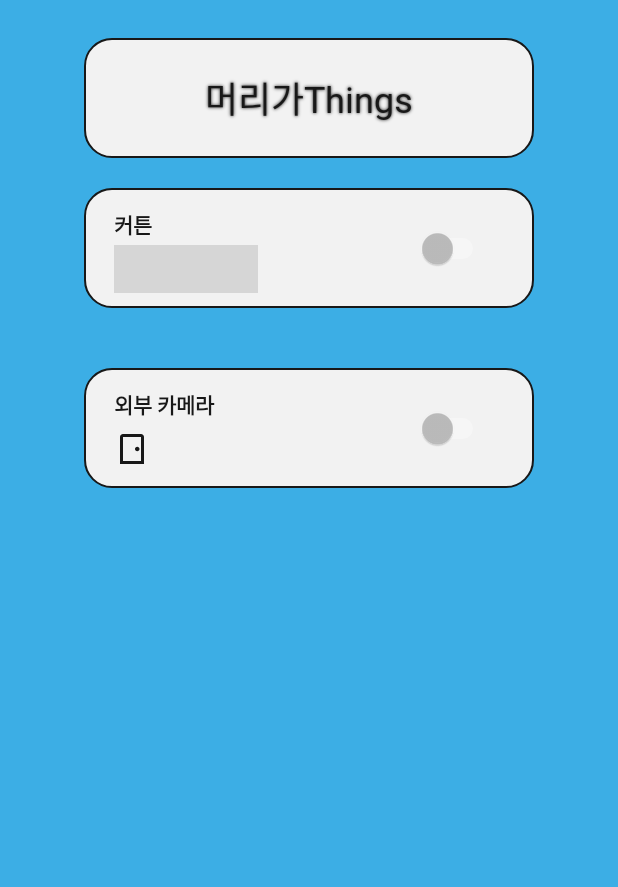
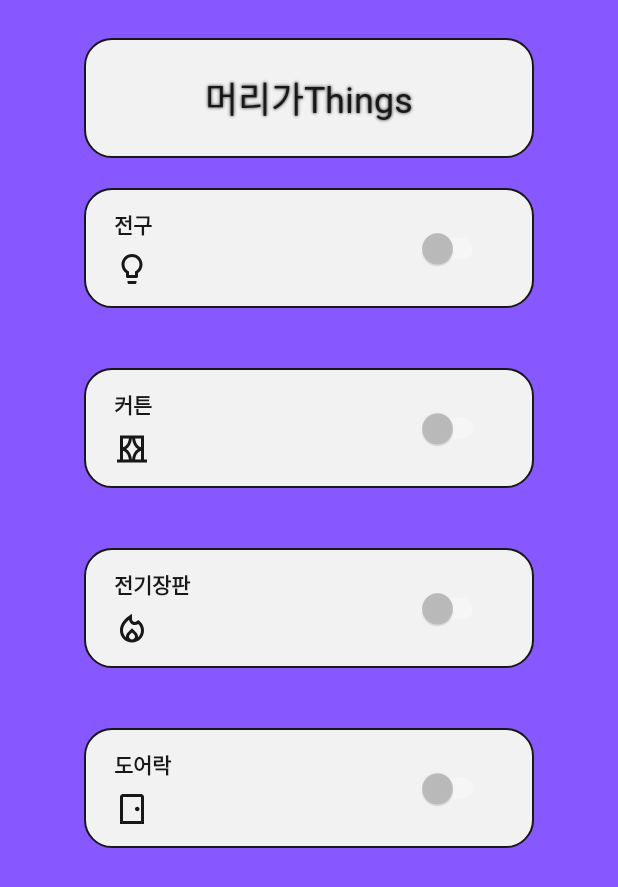
Before and after one commit to MS949/2022-MDP-PROJECT, an Android app: the layout fragment_home.xml on its own in the app's theme, with its tools: preview values and no code run, on a phone screen of 412 x 824 dp. Shown: the top 887 px of the screen. Run offline under Robolectric (Android 15) with nearby library versions, the light colour scheme and no system bars; grey boxes are pictures that could not be loaded.

Commit message:
Fix android

```diff
--- a/android/app/src/main/res/layout/activity_main.xml
+++ b/android/app/src/main/res/layout/activity_main.xml
@@ -11,7 +11,7 @@
         android:id="@+id/main_pager"
         android:layout_width="match_parent"
         android:layout_height="match_parent"
-        android:background="@color/secondary_varient"
+        android:background="@color/primary"
         android:paddingBottom="15dp" />
 
     <github.com.st235.lib_expandablebottombar.ExpandableBottomBar
--- a/android/app/src/main/res/layout/fragment_home.xml
+++ b/android/app/src/main/res/layout/fragment_home.xml
@@ -4,7 +4,7 @@
     xmlns:tools="http://schemas.android.com/tools"
     android:layout_width="match_parent"
     android:layout_height="match_parent"
-    tools:background="@color/secondary_varient"
+    tools:background="@color/primary"
     tools:context=".MainActivity">
 
     <TextView
@@ -26,26 +26,47 @@
         app:layout_constraintTop_toTopOf="parent" />
 
     <com.headthings.mdp_project_2022.OneClickView
+        android:id="@+id/bulb"
+        android:layout_width="wrap_content"
+        android:layout_height="wrap_content"
+        app:layout_constraintLeft_toLeftOf="parent"
+        app:layout_constraintRight_toRightOf="parent"
+        app:layout_constraintTop_toBottomOf="@id/main_text"
+        app:symbol="@drawable/ic_lightbulb"
+        app:text="전구"
+        app:textColor="@color/black" />
+
+    <com.headthings.mdp_project_2022.OneClickView
         android:id="@+id/curtain"
         android:layout_width="wrap_content"
         android:layout_height="wrap_content"
         app:layout_constraintLeft_toLeftOf="parent"
         app:layout_constraintRight_toRightOf="parent"
-        app:layout_constraintTop_toBottomOf="@id/main_text"
-        app:symbol="@drawable/ic_outline_curtains"
+        app:layout_constraintTop_toBottomOf="@id/bulb"
+        app:symbol="@drawable/ic_curtains"
         app:text="커튼"
         app:textColor="@color/black" />
 
     <com.headthings.mdp_project_2022.OneClickView
-        android:id="@+id/camera"
+        android:id="@+id/heating_pad"
         android:layout_width="wrap_content"
         android:layout_height="wrap_content"
         app:layout_constraintLeft_toLeftOf="parent"
         app:layout_constraintRight_toRightOf="parent"
         app:layout_constraintTop_toBottomOf="@id/curtain"
-        app:symbol="@drawable/ic_sensor_door"
-        app:text="외부 카메라"
+        app:symbol="@drawable/ic_fire"
+        app:text="전기장판"
         app:textColor="@color/black" />
 
+    <com.headthings.mdp_project_2022.OneClickView
+        android:id="@+id/door"
+        android:layout_width="wrap_content"
+        android:layout_height="wrap_content"
+        app:layout_constraintLeft_toLeftOf="parent"
+        app:layout_constraintRight_toRightOf="parent"
+        app:layout_constraintTop_toBottomOf="@id/heating_pad"
+        app:symbol="@drawable/ic_sensor_door"
+        app:text="도어락"
+        app:textColor="@color/black" />
 
 </androidx.constraintlayout.widget.ConstraintLayout>
--- a/android/app/src/main/res/layout/fragment_list.xml
+++ b/android/app/src/main/res/layout/fragment_list.xml
@@ -4,7 +4,7 @@
     android:layout_width="match_parent"
     android:layout_height="match_parent"
     android:orientation="vertical"
-    tools:background="@color/secondary_varient"
+    tools:background="@color/primary"
     tools:context=".MainActivity">
 
     <TextView
--- a/android/app/src/main/res/layout/fragment_setting.xml
+++ b/android/app/src/main/res/layout/fragment_setting.xml
@@ -4,7 +4,7 @@
     android:layout_width="match_parent"
     android:layout_height="match_parent"
     android:orientation="vertical"
-    tools:background="@color/secondary_varient"
+    tools:background="@color/primary"
     tools:context=".MainActivity">
 
     <LinearLayout
```
Also changed, not shown: android/app/src/main/java/com/headthings/mdp_project_2022/Mqtt.java (added, +17 -0 lines), android/app/src/main/java/com/headthings/mdp_project_2022/SplashActivity.java (+20 -36 lines), android/app/src/main/java/com/headthings/mdp_project_2022/mainFragment/HomeFragment.java (+49 -10 lines), android/app/src/main/res/layout/fragment_init_page_one.xml (+0 -8 lines).
